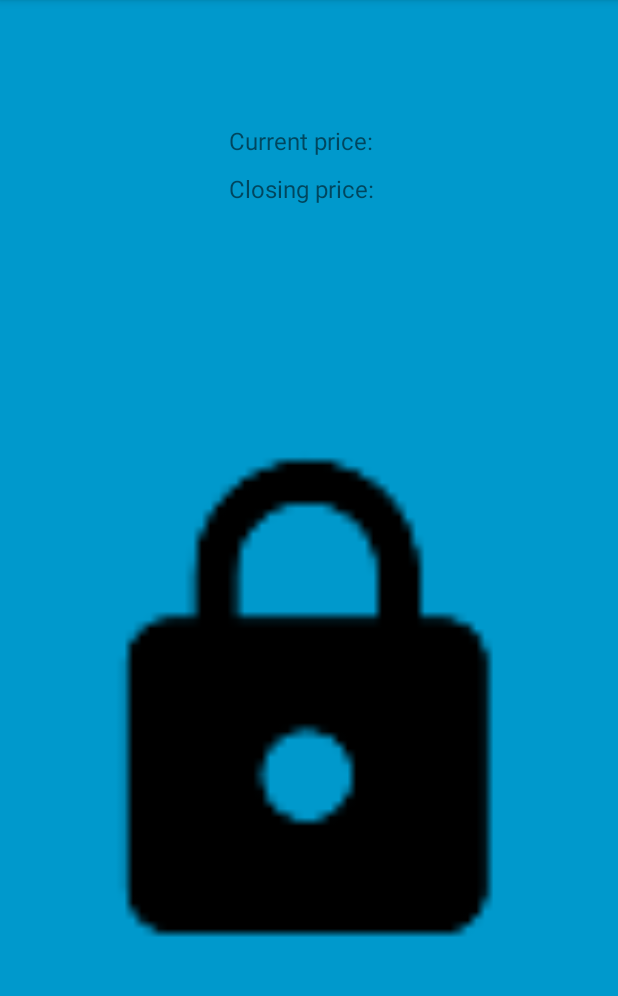
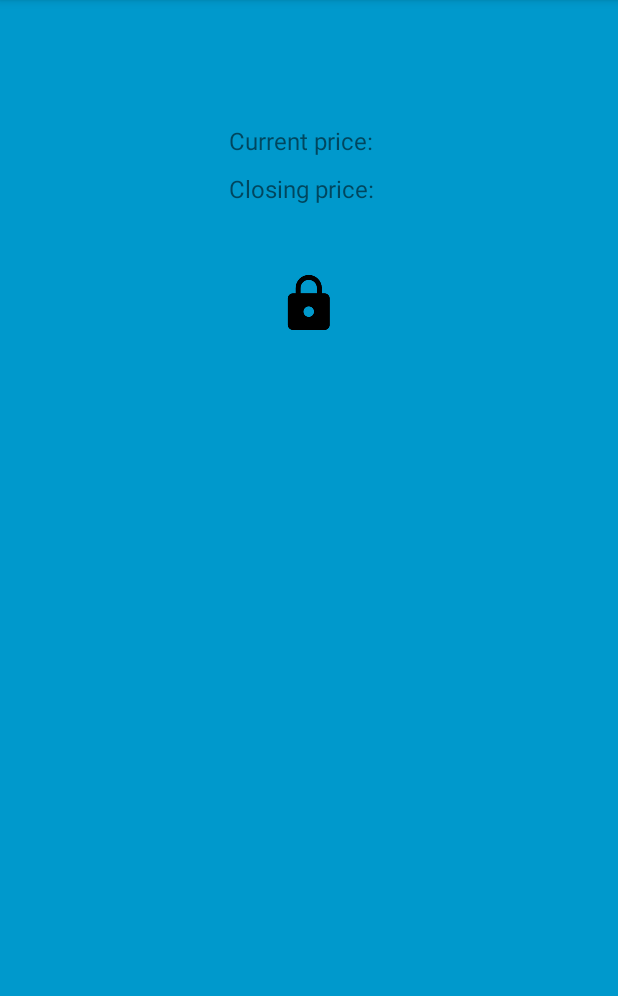
Before and after one commit to iarchii/trade_app, an Android app: the ProductDetailsActivity screen opened directly, with no data from a screen before it, on a phone screen of 412 x 824 dp, the part 84-1080 px from its top. Run offline under Robolectric (Android 15) with nearby library versions, the phone set to English and light mode, and no system bars; our stand-ins replace Dagger/Hilt's generated code, RxJava; 1 statement that could not run was skipped.

Commit message:
online status shown on details Activity, check if update correct item

```diff
--- a/app/src/main/java/xyz/thecodeside/tradeapp/productlist/ProductViewHolder.kt
+++ b/app/src/main/java/xyz/thecodeside/tradeapp/productlist/ProductViewHolder.kt
@@ -23,7 +23,7 @@ class ProductViewHolder(val clickListener: ProductClickListener,
         val diff = product.calculateDiff()
 
         itemView.productDiffTv.text = NumberFormatter.formatPercent(diff)
-        if(product.productMarketStatus == MarketStatus.OPEN) itemView.lockIv.invisible() else itemView.lockIv.show()
+        if(product.productMarketStatus == MarketStatus.OPEN) itemView.statusIv.invisible() else itemView.statusIv.show()
 
         RxView.clicks(itemView).subscribe({
             clickListener.onClick(product)
--- a/app/src/main/java/xyz/thecodeside/tradeapp/repository/remote/socket/SocketManager.kt
+++ b/app/src/main/java/xyz/thecodeside/tradeapp/repository/remote/socket/SocketManager.kt
@@ -1,12 +1,10 @@
 package xyz.thecodeside.tradeapp.repository.remote.socket
 
-import io.reactivex.Completable
 import io.reactivex.Flowable
 import xyz.thecodeside.tradeapp.helpers.Logger
 import xyz.thecodeside.tradeapp.model.BaseSocket
 import xyz.thecodeside.tradeapp.model.SocketRequest
 import xyz.thecodeside.tradeapp.model.SocketType
-import java.util.concurrent.TimeUnit
 
 class SocketManager(private val socketAddress: String,
                     private val socket: RxSocketWrapper,
@@ -21,8 +19,6 @@ class SocketManager(private val socketAddress: String,
 
     fun connect(): Flowable<RxSocketWrapper.Status> = socket
             .connect(socketAddress)
-            .filter { isReady(it) }
-            .timeout(TIMEOUT_SECONDS, TimeUnit.SECONDS)
             .doOnError {
                 disconnect()
             }
--- a/app/src/main/res/layout/activity_product_details.xml
+++ b/app/src/main/res/layout/activity_product_details.xml
@@ -22,9 +22,11 @@
             android:id="@+id/symbolTv"
             style="@style/LabelStyle"
             tools:text="Goog30" />
+
         <View
             android:layout_width="@dimen/item_spacing"
-            android:layout_height="match_parent"/>
+            android:layout_height="match_parent" />
+
         <TextView
             android:id="@+id/idTv"
             style="@style/LabelStyle"
@@ -40,10 +42,12 @@
         <TextView
             android:id="@+id/currentPriceLabelTv"
             style="@style/LabelStyle"
-            android:text="@string/current_price"/>
+            android:text="@string/current_price" />
+
         <View
             android:layout_width="@dimen/item_spacing"
-            android:layout_height="match_parent"/>
+            android:layout_height="match_parent" />
+
         <TextView
             android:id="@+id/currentPriceTv"
             style="@style/LabelStyle"
@@ -59,10 +63,12 @@
         <TextView
             android:id="@+id/closingPriceLabelTv"
             style="@style/LabelStyle"
-            android:text="@string/closing_price"/>
+            android:text="@string/closing_price" />
+
         <View
             android:layout_width="@dimen/item_spacing"
-            android:layout_height="match_parent"/>
+            android:layout_height="match_parent" />
+
         <TextView
             android:id="@+id/closingPriceTv"
             style="@style/LabelStyle"
@@ -72,15 +78,19 @@
     <TextView
         android:id="@+id/priceDiffPercentTv"
         style="@style/LabelStyle"
-        tools:text="+ 1,25%"
-        />
+        tools:text="+ 1,25%" />
+
 
     <ImageView
-        android:id="@+id/lockIv"
-        android:layout_width="match_parent"
-        android:layout_height="0dp"
-        android:layout_weight="1"
-        android:src="@mipmap/ic_lock"
-        />
+        android:id="@+id/statusIv"
+        android:layout_width="wrap_content"
+        android:layout_height="wrap_content"
+        android:src="@mipmap/ic_lock" />
+
+    <TextView
+        android:id="@+id/statusTv"
+        style="@style/LabelStyle"
+        tools:text="100" />
+
 
 </LinearLayout>
--- a/app/src/main/res/layout/circle_item_view.xml
+++ b/app/src/main/res/layout/circle_item_view.xml
@@ -24,7 +24,7 @@
             android:orientation="vertical">
 
             <ImageView
-                android:id="@+id/lockIv"
+                android:id="@+id/statusIv"
                 android:layout_width="match_parent"
                 android:layout_height="0dp"
                 android:layout_weight="1"
--- a/app/src/main/res/values/strings.xml
+++ b/app/src/main/res/values/strings.xml
@@ -6,4 +6,7 @@
     <string name="id_format" >#%1$s</string>
     <string name="current_price">Current price:</string>
     <string name="closing_price">Closing price:</string>
+    <string name="market_locked">Market is locked</string>
+    <string name="market_offline">Market is offline, try again in few minutes</string>
+    <string name="market_online">Market is online</string>
 </resources>
```
Also changed, not shown: app/src/main/java/xyz/thecodeside/tradeapp/productdetails/ProductDetailsActivity.kt (+15 -0 lines), app/src/main/java/xyz/thecodeside/tradeapp/productdetails/ProductDetailsPresenter.kt (+36 -8 lines), app/src/main/ic_online-web.png (added), app/src/main/res/mipmap-hdpi/ic_online.png (added), app/src/main/res/mipmap-mdpi/ic_online.png (added), app/src/main/res/mipmap-xhdpi/ic_online.png (added), app/src/main/res/mipmap-xxhdpi/ic_online.png (added), app/src/main/res/mipmap-xxxhdpi/ic_online.png (added).
